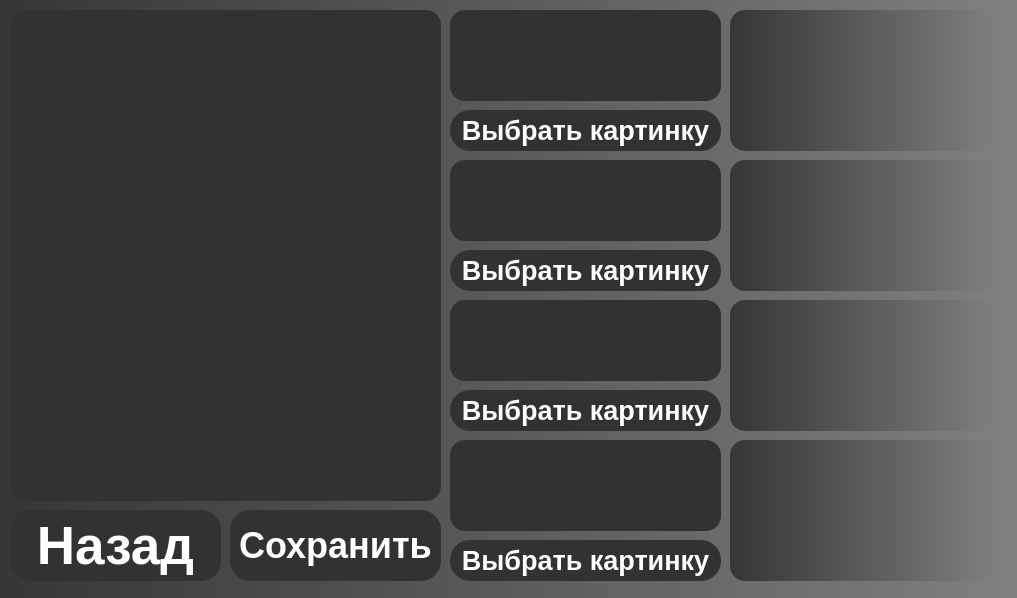
First picture: the form in UI files/TheoryWindow.ui, repository COBAil/My-Tenses, before the edit.
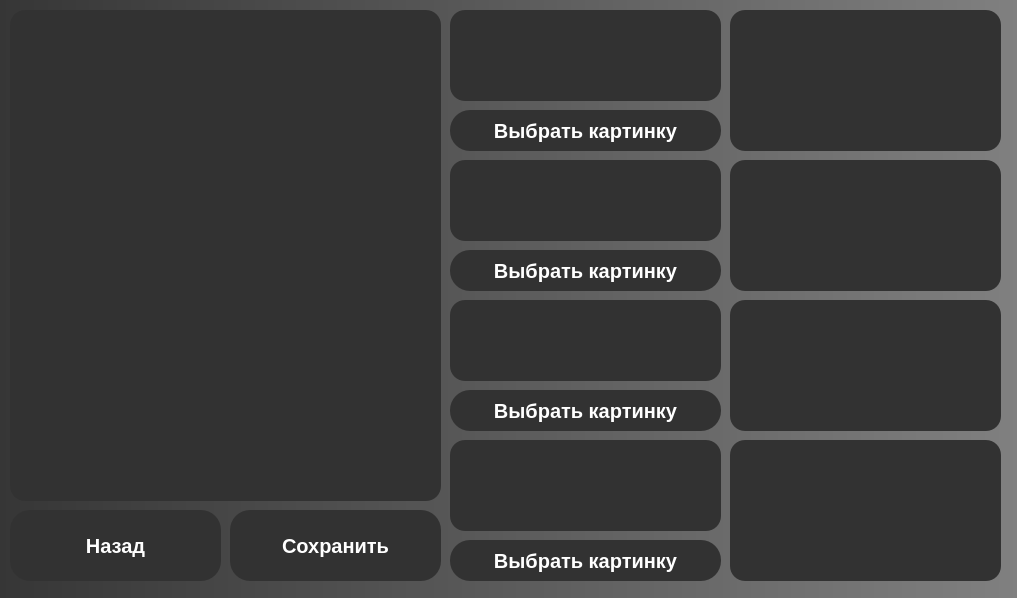
Second picture: the form after the edit. Icons and pictures are not drawn.

Patch:
```diff
--- a/UI files/TheoryWindow.ui
+++ b/UI files/TheoryWindow.ui
@@ -14,23 +14,29 @@
    <string>MyTenses</string>
   </property>
   <property name="styleSheet">
-   <string notr="true">QWidget
+   <string notr="true"/>
+  </property>
+  <widget class="QWidget" name="centralwidget">
+   <property name="font">
+    <font>
+     <pointsize>8</pointsize>
+    </font>
+   </property>
+   <property name="styleSheet">
+    <string notr="true">QWidget
 {
     color: #aaa;
    background-color: qlineargradient(spread:pad, x1:0, y1:0, x2:1, y2:0, stop:0 rgb(54, 54, 54), stop:1 rgb(128, 128, 128));
-
 }
 
 QPushButton
 {
     color: rgb(255, 255, 255);
-background-color: #323232;
-	
+	background-color: #323232;
     width: 75px;
     height: 50px;
-	
-	border-radius: 20px;                     /* &lt;----  20px  */ 
-	font: &quot;Microsoft YaHei UI&quot;;
+	border-radius: 20px;
+	font: 75 15pt &quot;Microsoft YaHei UI&quot;;
 	font-weight: bold;
 }
 
@@ -40,9 +46,15 @@
 
 }
 
-</string>
-  </property>
-  <widget class="QWidget" name="centralwidget">
+QLabel
+{
+	color: rgb(255, 255, 255);
+	background-color: #323232;
+    border-radius: 15px;
+	font: &quot;Microsoft YaHei UI&quot;;
+	font-weight: bold;
+}</string>
+   </property>
    <widget class="QPushButton" name="pushButton">
     <property name="geometry">
      <rect>
@@ -54,12 +66,16 @@
     </property>
     <property name="font">
      <font>
-      <pointsize>40</pointsize>
+      <family>Microsoft YaHei UI</family>
+      <pointsize>15</pointsize>
       <weight>75</weight>
       <italic>false</italic>
       <bold>true</bold>
      </font>
     </property>
+    <property name="styleSheet">
+     <string notr="true"/>
+    </property>
     <property name="text">
      <string>Назад</string>
     </property>
@@ -102,7 +118,8 @@
     </property>
     <property name="font">
      <font>
-      <pointsize>27</pointsize>
+      <family>Microsoft YaHei UI</family>
+      <pointsize>15</pointsize>
       <weight>75</weight>
       <italic>false</italic>
       <bold>true</bold>
@@ -146,10 +163,7 @@
      </rect>
     </property>
     <property name="styleSheet">
-     <string notr="true">QLabel
-{
-	border-radius: 15px;
-}</string>
+     <string notr="true"/>
     </property>
     <property name="text">
      <string/>
@@ -172,7 +186,8 @@
     </property>
     <property name="font">
      <font>
-      <pointsize>20</pointsize>
+      <family>Microsoft YaHei UI</family>
+      <pointsize>15</pointsize>
       <weight>75</weight>
       <italic>false</italic>
       <bold>true</bold>
@@ -192,10 +207,7 @@
      </rect>
     </property>
     <property name="styleSheet">
-     <string notr="true">QLabel
-{
-	border-radius: 15px;
-}</string>
+     <string notr="true"/>
     </property>
     <property name="text">
      <string/>
@@ -242,7 +254,8 @@
     </property>
     <property name="font">
      <font>
-      <pointsize>20</pointsize>
+      <family>Microsoft YaHei UI</family>
+      <pointsize>15</pointsize>
       <weight>75</weight>
       <italic>false</italic>
       <bold>true</bold>
@@ -262,10 +275,7 @@
      </rect>
     </property>
     <property name="styleSheet">
-     <string notr="true">QLabel
-{
-	border-radius: 15px;
-}</string>
+     <string notr="true"/>
     </property>
     <property name="text">
      <string/>
@@ -312,7 +322,8 @@
     </property>
     <property name="font">
      <font>
-      <pointsize>20</pointsize>
+      <family>Microsoft YaHei UI</family>
+      <pointsize>15</pointsize>
       <weight>75</weight>
       <italic>false</italic>
       <bold>true</bold>
@@ -332,10 +343,7 @@
      </rect>
     </property>
     <property name="styleSheet">
-     <string notr="true">QLabel
-{
-	border-radius: 15px;
-}</string>
+     <string notr="true"/>
     </property>
     <property name="text">
      <string/>
@@ -382,7 +390,8 @@
     </property>
     <property name="font">
      <font>
-      <pointsize>20</pointsize>
+      <family>Microsoft YaHei UI</family>
+      <pointsize>15</pointsize>
       <weight>75</weight>
       <italic>false</italic>
       <bold>true</bold>
```
Left out of the diff: 26 changed lines with no effect on the pictures.
